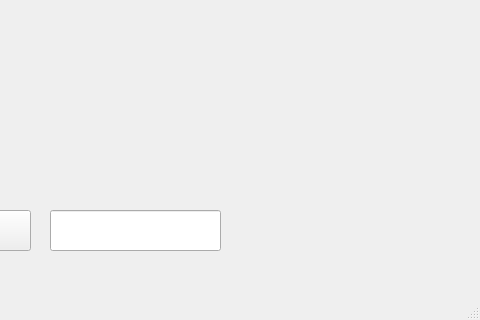
Old version of the form 1.ui in the repository darik-mrew/APIyandex; both pictures show x 100 to 580 and y 140 to 460 of the 580 by 460 pixel window.
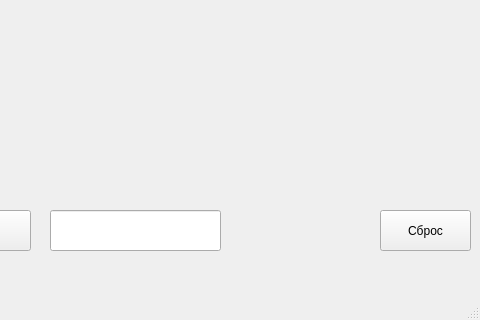
New version of the form.

```diff
--- a/1.ui
+++ b/1.ui
@@ -53,6 +53,19 @@
      </rect>
     </property>
    </widget>
+   <widget class="QPushButton" name="reset_button">
+    <property name="geometry">
+     <rect>
+      <x>480</x>
+      <y>350</y>
+      <width>91</width>
+      <height>41</height>
+     </rect>
+    </property>
+    <property name="text">
+     <string>Сброс</string>
+    </property>
+   </widget>
   </widget>
   <widget class="QMenuBar" name="menubar">
    <property name="geometry">
```
